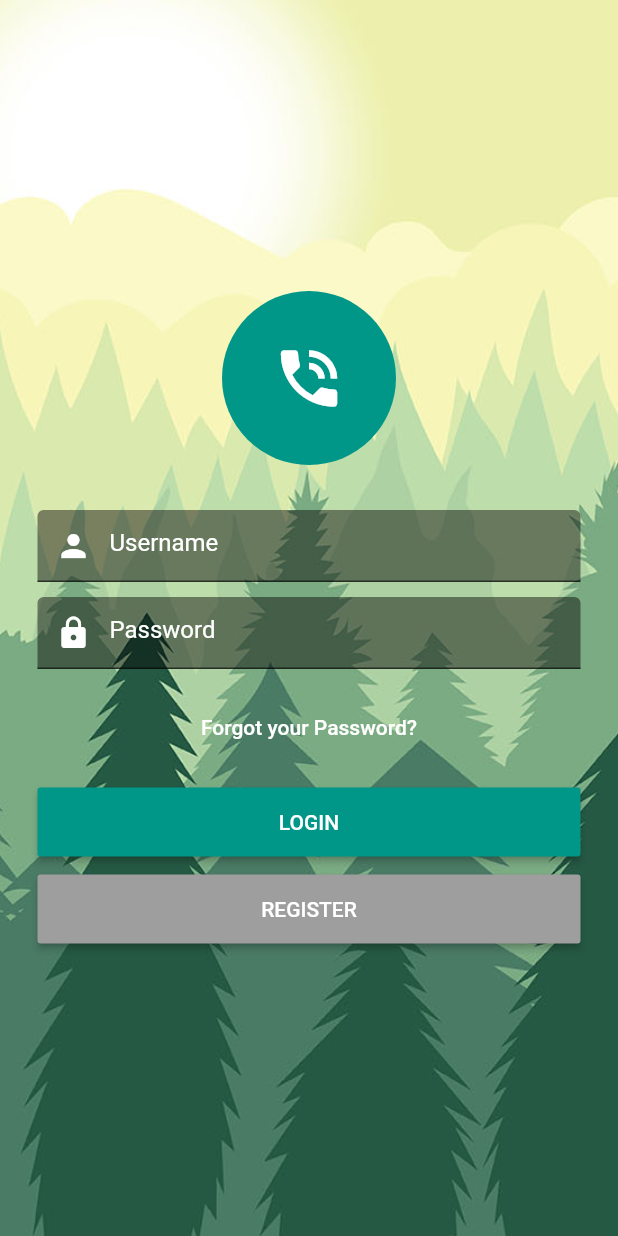
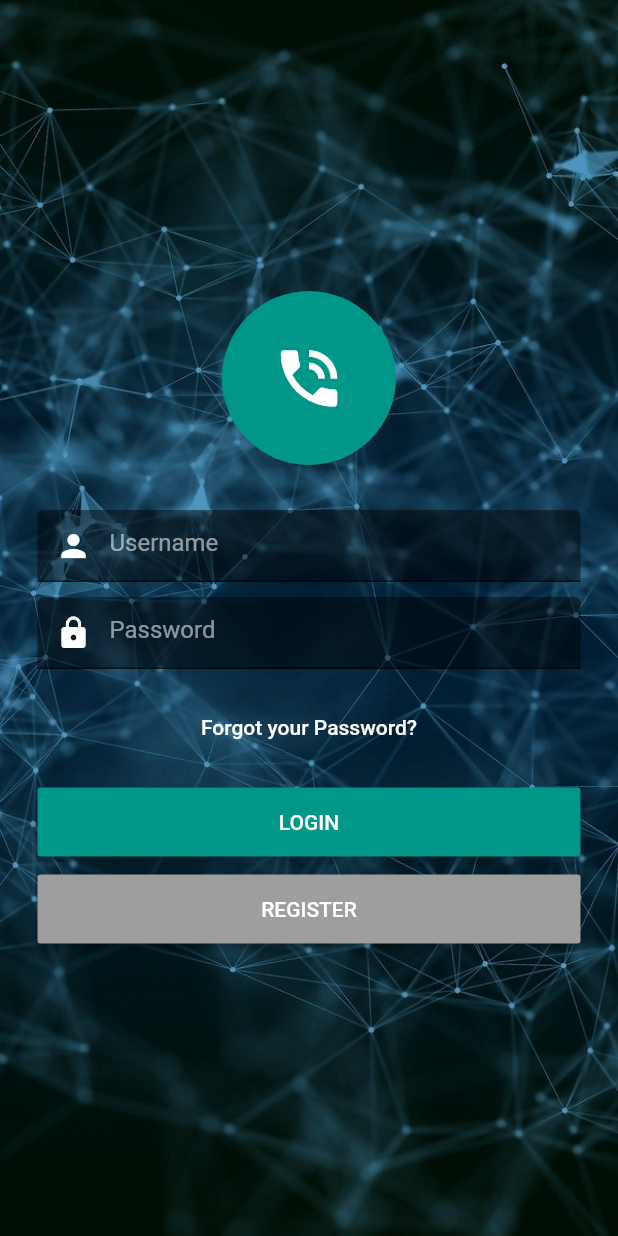
Before and after one commit to marcinkazmierski/quick-daily-app, a Flutter app: the screen it shows after launch, on a phone screen of 412 x 824 dp. Run offline on Flutter 3.47's test engine with Material 2 defaults, Android fonts, the phone set to English and light mode, and no system bars; our stand-ins replace bloc, equatable, flutter_bloc, permission_handler, random_string, simple_animations; missing offline and left inert: agora_rtc_engine.

Commit message:
login background.

```diff
--- a/quick_daily/lib/ui/login_page.dart
+++ b/quick_daily/lib/ui/login_page.dart
@@ -69,7 +69,10 @@ class _LoginFormState extends State<LoginForm> {
                   decoration: new BoxDecoration(
                       image: new DecorationImage(
                           fit: BoxFit.cover,
-                          image: AssetImage("assets/images/background.jpg"))),
+                          image: AssetImage("assets/images/bg1.jpg"))),
+                ),
+                Container(
+                  color: Color.fromRGBO(0, 0, 0, 0.2),
                 ),
                 Center(
                   child: SingleChildScrollView(
@@ -91,13 +94,16 @@ class _LoginFormState extends State<LoginForm> {
                         FadeAnimation(
                             2,
                             TextFormField(
+                              style: TextStyle(
+                                color: Colors.white,
+                              ),
                               controller: _usernameController,
                               decoration: InputDecoration(
                                   prefixIcon: Icon(
                                     Icons.person,
                                     color: Colors.white,
                                   ),
-                                  hintStyle: TextStyle(color: Colors.white),
+                                  hintStyle: TextStyle(color: Colors.white54),
                                   filled: true,
                                   fillColor: Colors.black45,
                                   hintText: 'Username'),
@@ -108,13 +114,16 @@ class _LoginFormState extends State<LoginForm> {
                         FadeAnimation(
                             2,
                             TextFormField(
+                              style: TextStyle(
+                                color: Colors.white,
+                              ),
                               controller: _passwordController,
                               obscureText: true,
                               decoration: InputDecoration(
                                   filled: true,
                                   prefixIcon:
                                       Icon(Icons.lock, color: Colors.white),
-                                  hintStyle: TextStyle(color: Colors.white),
+                                  hintStyle: TextStyle(color: Colors.white54),
                                   fillColor: Colors.black45,
                                   hintText: 'Password'),
                             )),
```
Also changed, not shown: quick_daily/assets/images/background.jpg (deleted), quick_daily/assets/images/bg1.jpg (added).
